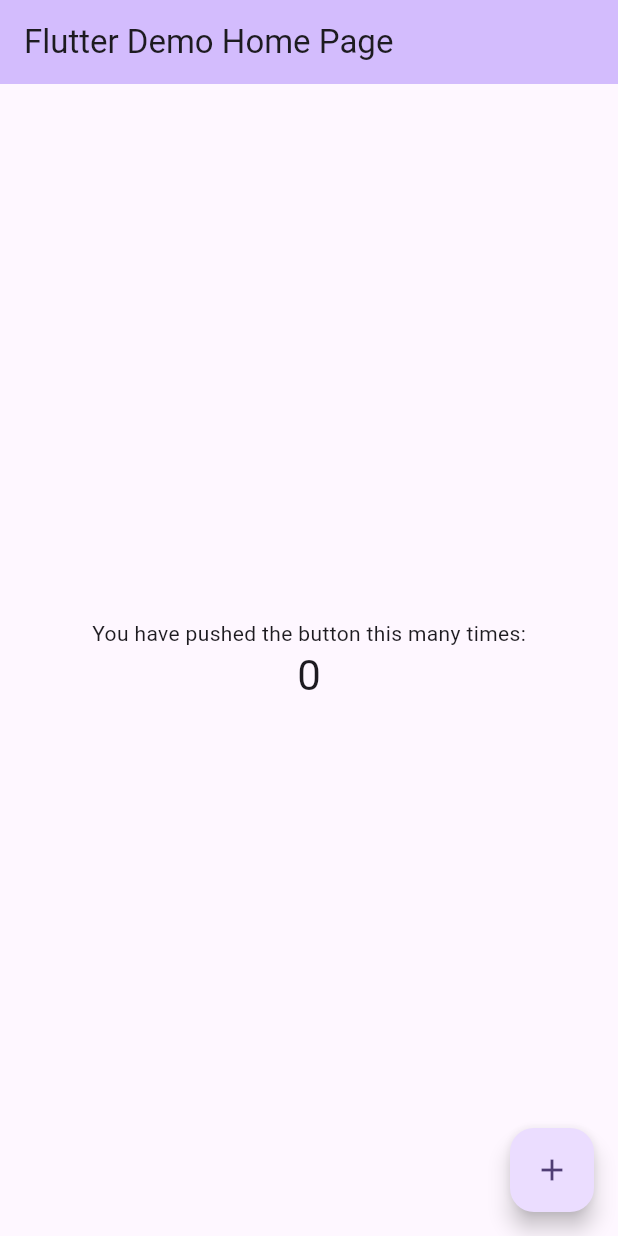
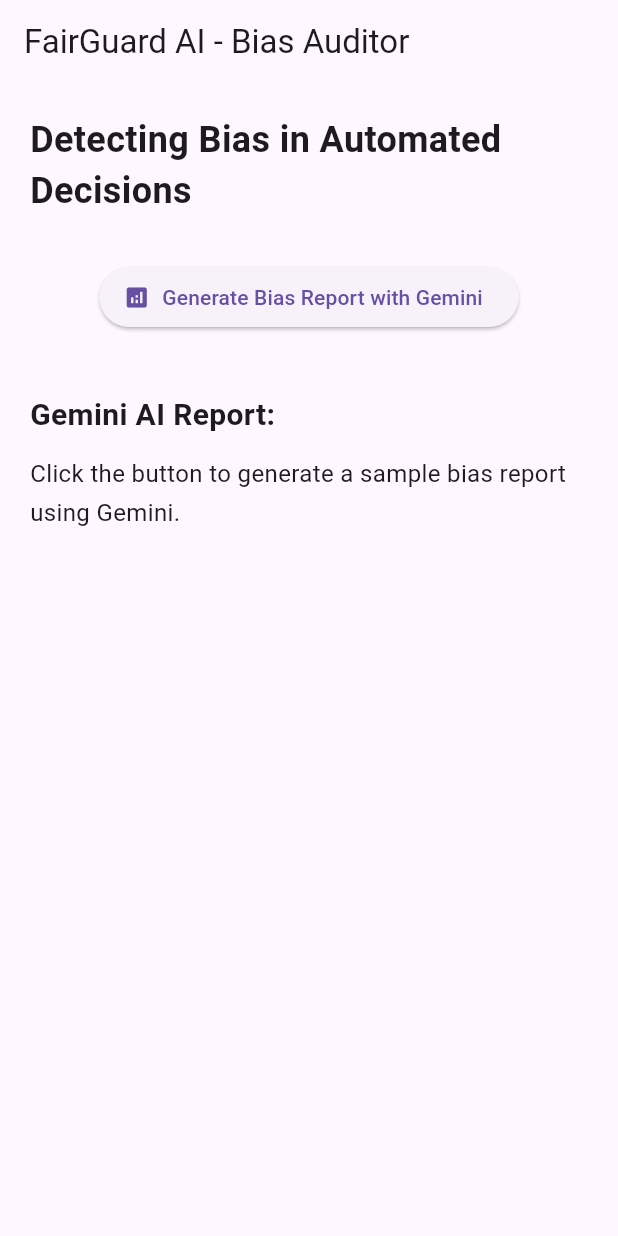
Before and after one commit to chinmayimohan2006-web/SynapseAI, a Flutter app: the screen it shows after launch, on a phone screen of 412 x 824 dp. Run offline on Flutter 3.47's test engine with Material 3 defaults, Android fonts, the phone set to English and light mode, and no system bars; our stand-ins replace firebase_core, google_generative_ai; accounts and stored records are empty.

Commit message:
Added working Gemini AI bias report feature using google_generative_ai

```diff
--- a/lib/main.dart
+++ b/lib/main.dart
@@ -1,122 +1,117 @@
 import 'package:flutter/material.dart';
+import 'package:google_generative_ai/google_generative_ai.dart';
 
 void main() {
-  runApp(const MyApp());
+  runApp(const FairGuardApp());
 }
 
-class MyApp extends StatelessWidget {
-  const MyApp({super.key});
+class FairGuardApp extends StatelessWidget {
+  const FairGuardApp({super.key});
 
-  // This widget is the root of your application.
   @override
   Widget build(BuildContext context) {
     return MaterialApp(
-      title: 'Flutter Demo',
-      theme: ThemeData(
-        // This is the theme of your application.
-        //
-        // TRY THIS: Try running your application with "flutter run". You'll see
-        // the application has a purple toolbar. Then, without quitting the app,
-        // try changing the seedColor in the colorScheme below to Colors.green
-        // and then invoke "hot reload" (save your changes or press the "hot
-        // reload" button in a Flutter-supported IDE, or press "r" if you used
-        // the command line to start the app).
-        //
-        // Notice that the counter didn't reset back to zero; the application
-        // state is not lost during the reload. To reset the state, use hot
-        // restart instead.
-        //
-        // This works for code too, not just values: Most code changes can be
-        // tested with just a hot reload.
-        colorScheme: .fromSeed(seedColor: Colors.deepPurple),
-      ),
-      home: const MyHomePage(title: 'Flutter Demo Home Page'),
+      title: 'FairGuard AI',
+      debugShowCheckedModeBanner: false,
+      home: const HomeScreen(),
+      theme: ThemeData(primarySwatch: Colors.blue, useMaterial3: true),
     );
   }
 }
 
-class MyHomePage extends StatefulWidget {
-  const MyHomePage({super.key, required this.title});
-
-  // This widget is the home page of your application. It is stateful, meaning
-  // that it has a State object (defined below) that contains fields that affect
-  // how it looks.
-
-  // This class is the configuration for the state. It holds the values (in this
-  // case the title) provided by the parent (in this case the App widget) and
-  // used by the build method of the State. Fields in a Widget subclass are
-  // always marked "final".
-
-  final String title;
-
+class HomeScreen extends StatefulWidget {
+  const HomeScreen({super.key});
   @override
-  State<MyHomePage> createState() => _MyHomePageState();
+  State<HomeScreen> createState() => _HomeScreenState();
 }
 
-class _MyHomePageState extends State<MyHomePage> {
-  int _counter = 0;
+class _HomeScreenState extends State<HomeScreen> {
+  String _report = "Click the button to generate a sample bias report using Gemini.";
+  bool _isLoading = false;
 
-  void _incrementCounter() {
-    setState(() {
-      // This call to setState tells the Flutter framework that something has
-      // changed in this State, which causes it to rerun the build method below
-      // so that the display can reflect the updated values. If we changed
-      // _counter without calling setState(), then the build method would not be
-      // called again, and so nothing would appear to happen.
-      _counter++;
-    });
+  // Put your Gemini API key here (get it from https://aistudio.google.com/app/apikey)
+  final String apiKey = "AIzaSyAtlOq21p-4o0bTl4sxX2vvaYm4eYZ9nJs ";   // ←←← CHANGE THIS
+
+  Future<void> _generateBiasReport() async {
+    setState(() => _isLoading = true);
+
+    try {
+      final model = GenerativeModel(
+        model: 'gemini-2.5-flash',
+        apiKey: apiKey,
+      );
+
+      const prompt = '''
+You are an expert Responsible AI auditor for FairGuard AI.
+
+Analyze this mock loan approval dataset for bias:
+
+Dataset: 5000 records
+Target: Loan Approved (Yes/No)
+Sensitive attributes: Gender (Male/Female), Region (Urban/Rural)
+
+Fairness Metrics:
+- Demographic Parity Difference: 0.28
+- Disparate Impact: 0.61
+- Equalized Odds Difference: 0.19
+
+Write a clean, professional, easy-to-understand bias audit report in plain English.
+Structure:
+1. Executive Summary (Fairness Score /10)
+2. Key Findings
+3. Real-world Impact (with Indian context - hiring or loan bias)
+4. 3 Recommended Actions
+
+Keep under 350 words.
+''';
+
+      final response = await model.generateContent([Content.text(prompt)]);
+
+      setState(() {
+        _report = response.text ?? "No response from Gemini.";
+      });
+    } catch (e) {
+      setState(() {
+        _report = "Error: $e\n\nMake sure you have added a valid Gemini API key.";
+      });
+    } finally {
+      setState(() => _isLoading = false);
+    }
   }
 
   @override
   Widget build(BuildContext context) {
-    // This method is rerun every time setState is called, for instance as done
-    // by the _incrementCounter method above.
-    //
-    // The Flutter framework has been optimized to make rerunning build methods
-    // fast, so that you can just rebuild anything that needs updating rather
-    // than having to individually change instances of widgets.
     return Scaffold(
-      appBar: AppBar(
-        // TRY THIS: Try changing the color here to a specific color (to
-        // Colors.amber, perhaps?) and trigger a hot reload to see the AppBar
-        // change color while the other colors stay the same.
-        backgroundColor: Theme.of(context).colorScheme.inversePrimary,
-        // Here we take the value from the MyHomePage object that was created by
-        // the App.build method, and use it to set our appbar title.
-        title: Text(widget.title),
-      ),
-      body: Center(
-        // Center is a layout widget. It takes a single child and positions it
-        // in the middle of the parent.
+      appBar: AppBar(title: const Text('FairGuard AI - Bias Auditor')),
+      body: Padding(
+        padding: const EdgeInsets.all(20),
         child: Column(
-          // Column is also a layout widget. It takes a list of children and
-          // arranges them vertically. By default, it sizes itself to fit its
-          // children horizontally, and tries to be as tall as its parent.
-          //
-          // Column has various properties to control how it sizes itself and
-          // how it positions its children. Here we use mainAxisAlignment to
-          // center the children vertically; the main axis here is the vertical
-          // axis because Columns are vertical (the cross axis would be
-          // horizontal).
-          //
-          // TRY THIS: Invoke "debug painting" (choose the "Toggle Debug Paint"
-          // action in the IDE, or press "p" in the console), to see the
-          // wireframe for each widget.
-          mainAxisAlignment: .center,
+          crossAxisAlignment: CrossAxisAlignment.start,
           children: [
-            const Text('You have pushed the button this many times:'),
-            Text(
-              '$_counter',
-              style: Theme.of(context).textTheme.headlineMedium,
+            const Text('Detecting Bias in Automated Decisions', style: TextStyle(fontSize: 24, fontWeight: FontWeight.bold)),
+            const SizedBox(height: 30),
+
+            Center(
+              child: ElevatedButton.icon(
+                onPressed: _isLoading ? null : _generateBiasReport,
+                icon: const Icon(Icons.analytics),
+                label: _isLoading
+                    ? const CircularProgressIndicator(color: Colors.white)
+                    : const Text('Generate Bias Report with Gemini'),
+              ),
+            ),
+
+            const SizedBox(height: 40),
+            const Text('Gemini AI Report:', style: TextStyle(fontSize: 20, fontWeight: FontWeight.bold)),
+            const SizedBox(height: 12),
+            Expanded(
+              child: SingleChildScrollView(
+                child: Text(_report, style: const TextStyle(fontSize: 16, height: 1.6)),
+              ),
             ),
           ],
         ),
       ),
-      floatingActionButton: FloatingActionButton(
-        onPressed: _incrementCounter,
-        tooltip: 'Increment',
-        child: const Icon(Icons.add),
-      ),
     );
   }
 }
--- a/pubspec.yaml
+++ b/pubspec.yaml
@@ -39,6 +39,7 @@
   flutter_riverpod: ^3.3.1
   file_picker: ^11.0.2
   csv: ^8.0.0
+  google_generative_ai: ^0.4.7
 
 dev_dependencies:
   flutter_test:
```
Also changed, not shown: lib/firebase_options.dart (added), pubspec.lock.
